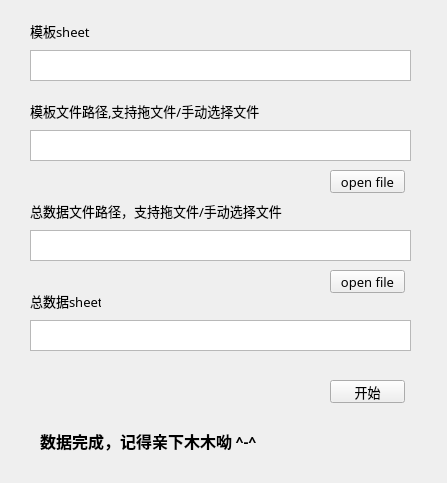
Old version of the form dataProcess.ui in the repository jacklin-hxl/vindata.
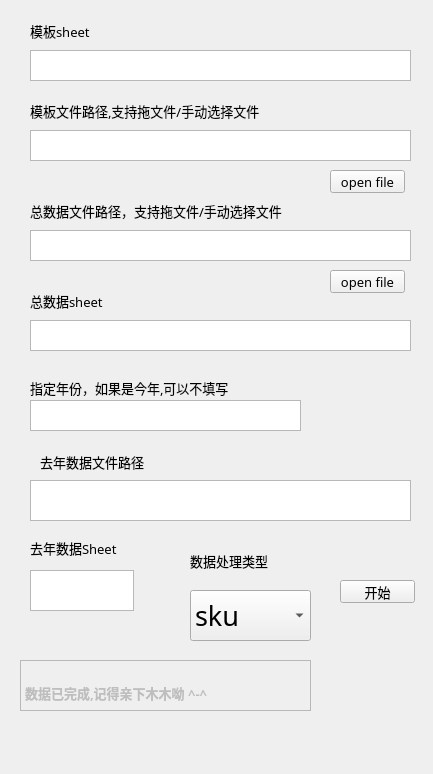
New version of the form.

Diff of the .ui file:
```diff
--- a/dataProcess.ui
+++ b/dataProcess.ui
@@ -6,8 +6,8 @@
    <rect>
     <x>0</x>
     <y>0</y>
-    <width>447</width>
-    <height>483</height>
+    <width>433</width>
+    <height>774</height>
    </rect>
   </property>
   <property name="font">
@@ -36,7 +36,7 @@
     <rect>
      <x>30</x>
      <y>20</y>
-     <width>71</width>
+     <width>381</width>
      <height>21</height>
     </rect>
    </property>
@@ -105,7 +105,7 @@
     <rect>
      <x>30</x>
      <y>290</y>
-     <width>71</width>
+     <width>271</width>
      <height>21</height>
     </rect>
    </property>
@@ -116,8 +116,8 @@
   <widget class="QPushButton" name="confirm_Button">
    <property name="geometry">
     <rect>
-     <x>330</x>
-     <y>380</y>
+     <x>340</x>
+     <y>580</y>
      <width>75</width>
      <height>23</height>
     </rect>
@@ -169,25 +169,140 @@
     <string>open file</string>
    </property>
   </widget>
+  <widget class="QTextBrowser" name="textBrowser">
+   <property name="enabled">
+    <bool>false</bool>
+   </property>
+   <property name="geometry">
+    <rect>
+     <x>20</x>
+     <y>660</y>
+     <width>291</width>
+     <height>51</height>
+    </rect>
+   </property>
+   <property name="html">
+    <string>&lt;!DOCTYPE HTML PUBLIC &quot;-//W3C//DTD HTML 4.0//EN&quot; &quot;http://www.w3.org/TR/REC-html40/strict.dtd&quot;&gt;
+&lt;html&gt;&lt;head&gt;&lt;meta name=&quot;qrichtext&quot; content=&quot;1&quot; /&gt;&lt;style type=&quot;text/css&quot;&gt;
+p, li { white-space: pre-wrap; }
+&lt;/style&gt;&lt;/head&gt;&lt;body style=&quot; font-family:'Adobe 黑体 Std R'; font-size:10pt; font-weight:400; font-style:normal;&quot;&gt;
+&lt;p style=&quot;-qt-paragraph-type:empty; margin-top:0px; margin-bottom:0px; margin-left:0px; margin-right:0px; -qt-block-indent:0; text-indent:0px;&quot;&gt;&lt;br /&gt;&lt;/p&gt;
+&lt;p style=&quot; margin-top:0px; margin-bottom:0px; margin-left:0px; margin-right:0px; -qt-block-indent:0; text-indent:0px;&quot;&gt;&lt;span style=&quot; font-weight:600;&quot;&gt;数据已完成,记得亲下木木呦 ^-^&lt;/span&gt;&lt;/p&gt;&lt;/body&gt;&lt;/html&gt;</string>
+   </property>
+  </widget>
+  <widget class="QLabel" name="date_label">
+   <property name="geometry">
+    <rect>
+     <x>30</x>
+     <y>380</y>
+     <width>291</width>
+     <height>16</height>
+    </rect>
+   </property>
+   <property name="text">
+    <string>指定年份，如果是今年,可以不填写</string>
+   </property>
+  </widget>
+  <widget class="QTextEdit" name="textEdit">
+   <property name="geometry">
+    <rect>
+     <x>30</x>
+     <y>400</y>
+     <width>271</width>
+     <height>31</height>
+    </rect>
+   </property>
+  </widget>
+  <widget class="QComboBox" name="type_ComboBox">
+   <property name="geometry">
+    <rect>
+     <x>190</x>
+     <y>590</y>
+     <width>121</width>
+     <height>51</height>
+    </rect>
+   </property>
+   <property name="font">
+    <font>
+     <family>Adobe 黑体 Std R</family>
+     <pointsize>20</pointsize>
+     <weight>50</weight>
+     <bold>false</bold>
+    </font>
+   </property>
+   <item>
+    <property name="text">
+     <string>sku</string>
+    </property>
+   </item>
+   <item>
+    <property name="text">
+     <string>品系</string>
+    </property>
+   </item>
+   <item>
+    <property name="text">
+     <string>业态品类</string>
+    </property>
+   </item>
+  </widget>
+  <widget class="QTextEdit" name="qunianfile_textEdit">
+   <property name="geometry">
+    <rect>
+     <x>30</x>
+     <y>480</y>
+     <width>381</width>
+     <height>41</height>
+    </rect>
+   </property>
+  </widget>
   <widget class="QLabel" name="label">
    <property name="geometry">
     <rect>
      <x>40</x>
-     <y>420</y>
-     <width>241</width>
+     <y>452</y>
+     <width>321</width>
+     <height>20</height>
+    </rect>
+   </property>
+   <property name="text">
+    <string>去年数据文件路径</string>
+   </property>
+  </widget>
+  <widget class="QTextEdit" name="quniansheet_textEdit">
+   <property name="geometry">
+    <rect>
+     <x>30</x>
+     <y>570</y>
+     <width>104</width>
      <height>41</height>
     </rect>
    </property>
-   <property name="font">
-    <font>
-     <family>Calibri</family>
-     <pointsize>12</pointsize>
-     <weight>75</weight>
-     <bold>true</bold>
-    </font>
+  </widget>
+  <widget class="QLabel" name="label_2">
+   <property name="geometry">
+    <rect>
+     <x>30</x>
+     <y>540</y>
+     <width>251</width>
+     <height>16</height>
+    </rect>
    </property>
    <property name="text">
-    <string>数据完成，记得亲下木木呦 ^-^</string>
+    <string>去年数据Sheet</string>
+   </property>
+  </widget>
+  <widget class="QLabel" name="label_3">
+   <property name="geometry">
+    <rect>
+     <x>190</x>
+     <y>545</y>
+     <width>121</width>
+     <height>31</height>
+    </rect>
+   </property>
+   <property name="text">
+    <string>数据处理类型</string>
    </property>
   </widget>
  </widget>
```
